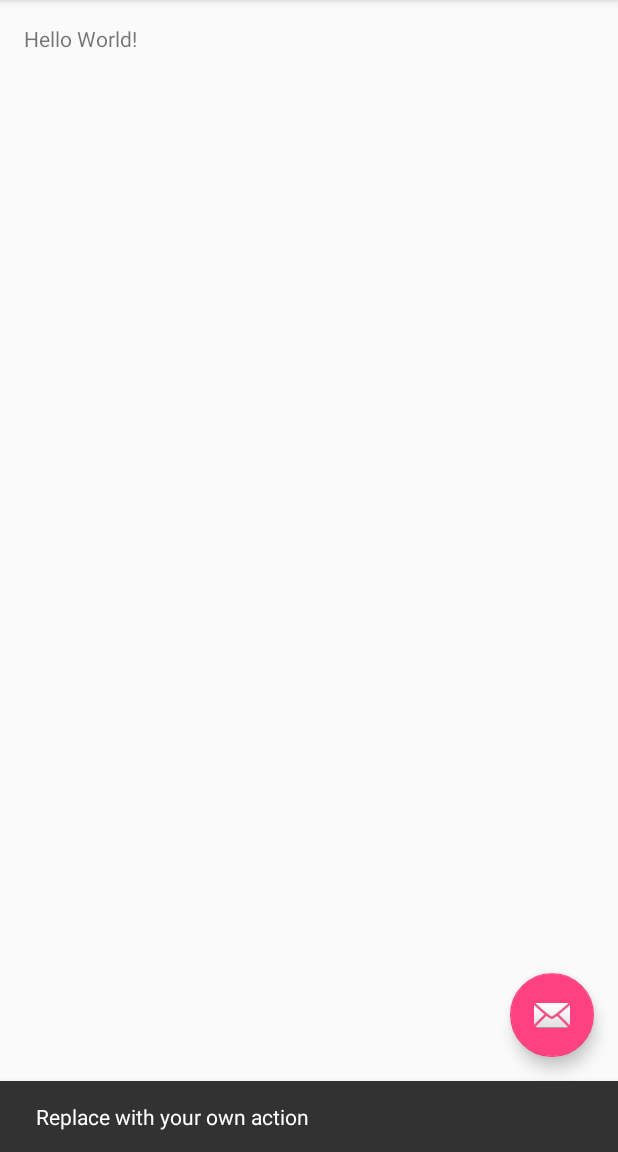
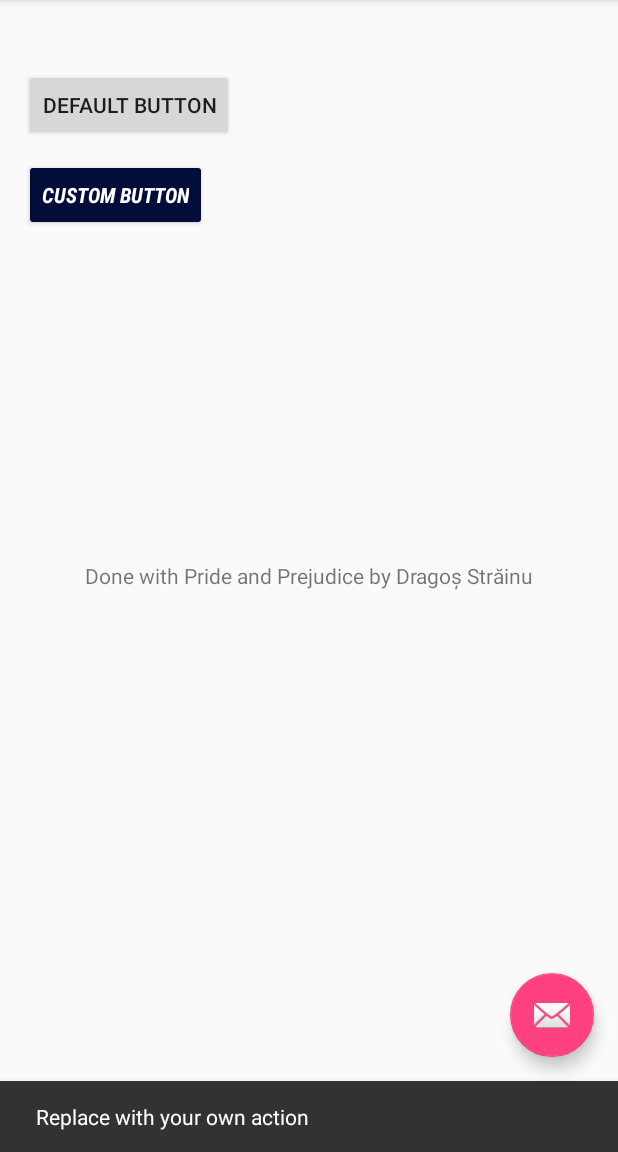
Before and after one commit to strdr4605/TUM-EDP-labs, an Android app: the screen it shows after launch (MainActivity), after a tap on an icon or button, on a phone screen of 412 x 824 dp, the part 84-1236 px from its top. Run offline under Robolectric (Android 15) with nearby library versions, the phone set to English and light mode, and no system bars.

Commit message:
Created textView and 2 Button
Changed style for custom button

```diff
--- a/lab#1/EDP-lab#1/app/src/main/res/layout/content_main.xml
+++ b/lab#1/EDP-lab#1/app/src/main/res/layout/content_main.xml
@@ -15,5 +15,27 @@
     <TextView
         android:layout_width="wrap_content"
         android:layout_height="wrap_content"
-        android:text="Hello World!" />
+        android:text="Done with Pride and Prejudice by Dragoș Străinu"
+        android:layout_centerVertical="true"
+        android:layout_centerHorizontal="true"
+        android:id="@+id/mainText" />
+
+    <Button
+        android:layout_width="wrap_content"
+        android:layout_height="wrap_content"
+        android:text="Default Button"
+        android:id="@+id/defaultButton"
+        android:layout_alignParentTop="true"
+        android:layout_alignParentStart="true"
+        android:layout_marginTop="30dp" />
+
+    <Button
+        android:layout_width="wrap_content"
+        android:layout_height="wrap_content"
+        android:text="Custom Button"
+        android:id="@+id/customButton"
+        android:layout_alignTop="@+id/defaultButton"
+        android:layout_alignParentStart="true"
+        android:layout_marginTop="60dp"
+        android:theme="@style/customButton" />
 </RelativeLayout>
--- a/lab#1/EDP-lab#1/app/src/main/res/values/styles.xml
+++ b/lab#1/EDP-lab#1/app/src/main/res/values/styles.xml
@@ -17,4 +17,10 @@
 
     <style name="AppTheme.PopupOverlay" parent="ThemeOverlay.AppCompat.Light" />
 
+    <style name="customButton" parent="Theme.AppCompat.Light">
+        <item name="colorButtonNormal">#020e39</item>
+        <item name="android:textColor">#FFFFFF</item>
+        <item name="android:fontFamily">sans-serif-condensed</item>
+        <item name="android:textStyle">bold|italic</item>
+    </style>
 </resources>
```
